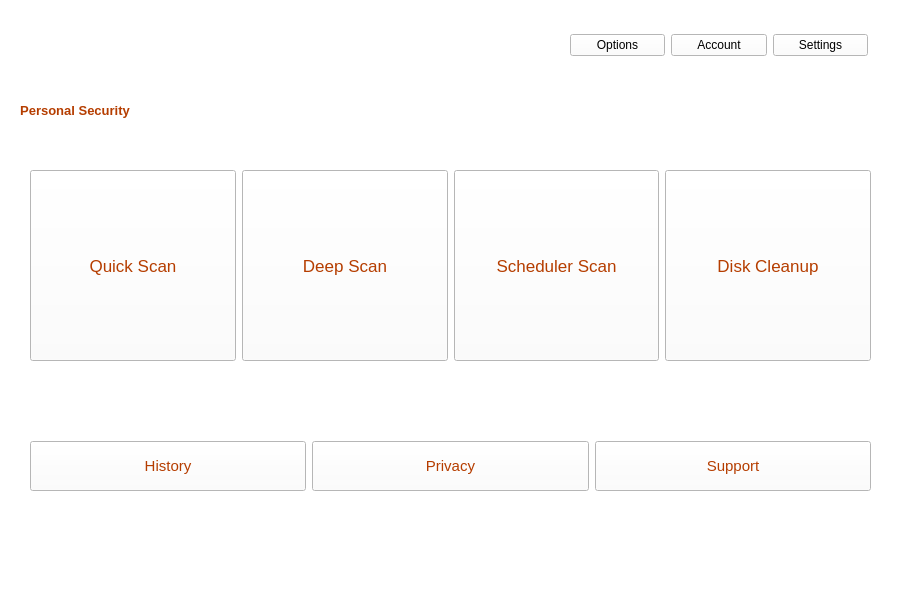
This is TAV/views/dashboard.ui in devLeoStark/TAV as Qt 5 draws it before an edit. The edited form follows.
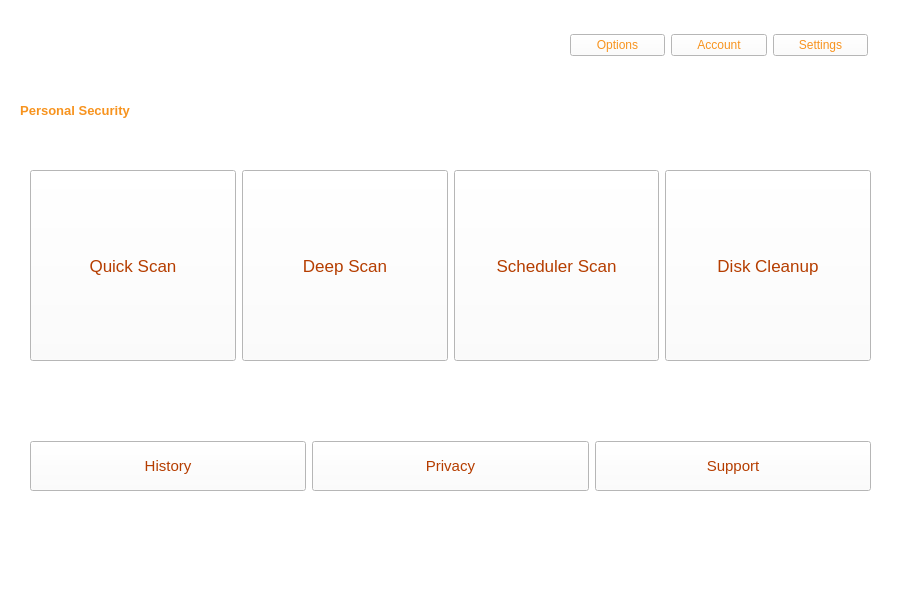
This is the edited form. Icons and pictures are not drawn.

The edit to the form file:
```diff
--- a/TAV/views/dashboard.ui
+++ b/TAV/views/dashboard.ui
@@ -84,7 +84,7 @@
      <bool>false</bool>
     </property>
     <property name="styleSheet">
-     <string notr="true">color: rgb(181, 61, 0);</string>
+     <string notr="true">color: #f7931e;</string>
     </property>
     <property name="text">
      <string>Personal Security</string>
@@ -119,7 +119,8 @@
         <cursorShape>PointingHandCursor</cursorShape>
        </property>
        <property name="styleSheet">
-        <string notr="true">background-color: rgb(255, 255, 255);</string>
+        <string notr="true">background-color: rgb(255, 255, 255);
+color: #f7931e;</string>
        </property>
        <property name="text">
         <string>Options</string>
@@ -141,7 +142,8 @@
         <cursorShape>PointingHandCursor</cursorShape>
        </property>
        <property name="styleSheet">
-        <string notr="true">background-color: rgb(255, 255, 255);</string>
+        <string notr="true">background-color: rgb(255, 255, 255);
+color: #f7931e;</string>
        </property>
        <property name="text">
         <string>Account</string>
@@ -163,7 +165,8 @@
         <cursorShape>PointingHandCursor</cursorShape>
        </property>
        <property name="styleSheet">
-        <string notr="true">background-color: rgb(255, 255, 255);</string>
+        <string notr="true">background-color: rgb(255, 255, 255);
+color: #f7931e;</string>
        </property>
        <property name="text">
         <string>Settings</string>
```
Left out of the diff: 16 changed lines with no effect on the pictures.
